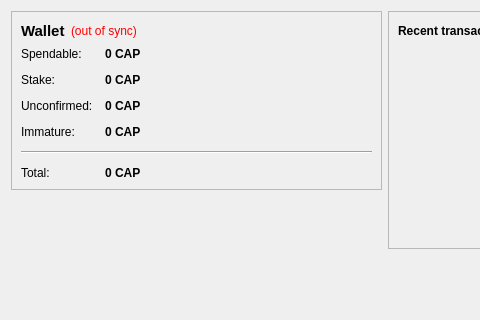
Before: the Qt Designer form src/qt/forms/overviewpage.ui in Capricoinofficial/Capricoin, drawn with Qt 5; both pictures show x 0 to 480 and y 0 to 320 of the 770 by 487 pixel window.
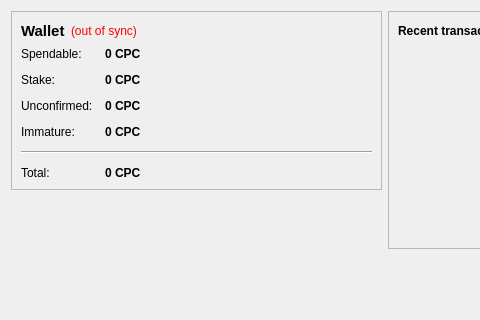
After: the same form once the commit is applied. Icons and pictures are not drawn.

```diff
--- a/src/qt/forms/overviewpage.ui
+++ b/src/qt/forms/overviewpage.ui
@@ -105,7 +105,7 @@
              <string>Your current spendable balance</string>
             </property>
             <property name="text">
-             <string notr="true">0 CAP</string>
+             <string notr="true">0 CPC</string>
             </property>
             <property name="textInteractionFlags">
              <set>Qt::LinksAccessibleByMouse|Qt::TextSelectableByKeyboard|Qt::TextSelectableByMouse</set>
@@ -134,7 +134,7 @@
              <string>Total of coins that was staked, and do not yet count toward the current balance</string>
             </property>
             <property name="text">
-             <string notr="true">0 CAP</string>
+             <string notr="true">0 CPC</string>
             </property>
             <property name="textInteractionFlags">
              <set>Qt::LinksAccessibleByMouse|Qt::TextSelectableByKeyboard|Qt::TextSelectableByMouse</set>
@@ -163,7 +163,7 @@
              <string>Total of transactions that have yet to be confirmed, and do not yet count toward the current balance</string>
             </property>
             <property name="text">
-             <string notr="true">0 CAP</string>
+             <string notr="true">0 CPC</string>
             </property>
             <property name="textInteractionFlags">
              <set>Qt::LinksAccessibleByMouse|Qt::TextSelectableByKeyboard|Qt::TextSelectableByMouse</set>
@@ -189,7 +189,7 @@
              <string>Mined balance that has not yet matured</string>
             </property>
             <property name="text">
-             <string notr="true">0 CAP</string>
+             <string notr="true">0 CPC</string>
             </property>
             <property name="textInteractionFlags">
              <set>Qt::LinksAccessibleByMouse|Qt::TextSelectableByKeyboard|Qt::TextSelectableByMouse</set>
@@ -225,7 +225,7 @@
              <string>Your current total balance</string>
             </property>
             <property name="text">
-             <string notr="true">0 CAP</string>
+             <string notr="true">0 CPC</string>
             </property>
             <property name="textInteractionFlags">
              <set>Qt::LinksAccessibleByMouse|Qt::TextSelectableByKeyboard|Qt::TextSelectableByMouse</set>
```
Left out of the diff: 4 changed lines with no effect on the pictures.
